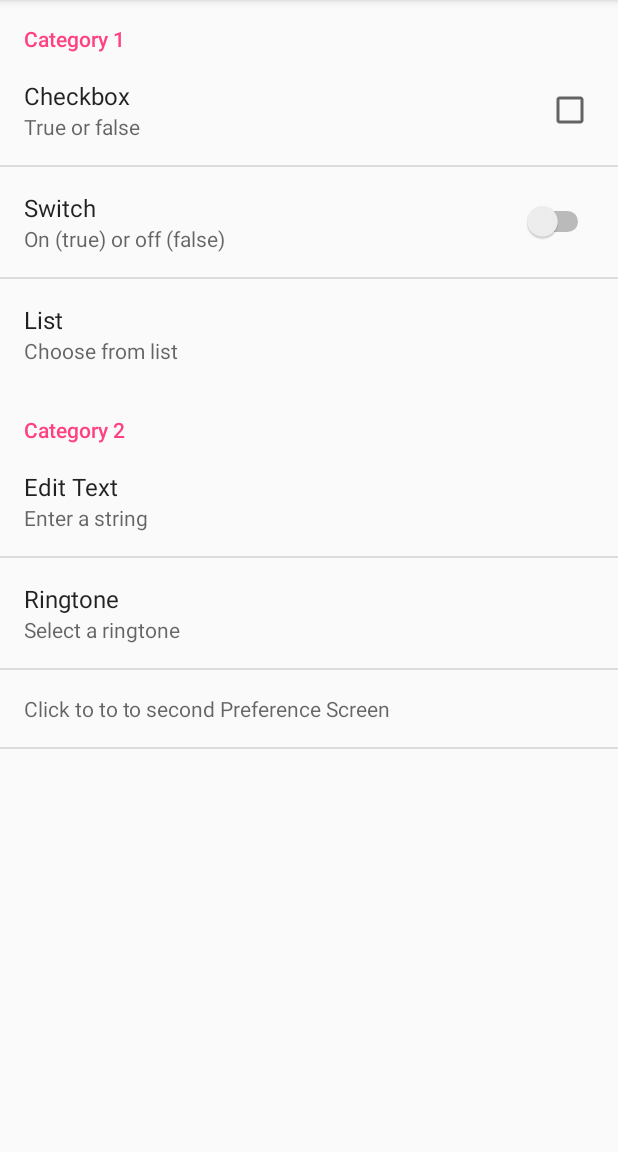
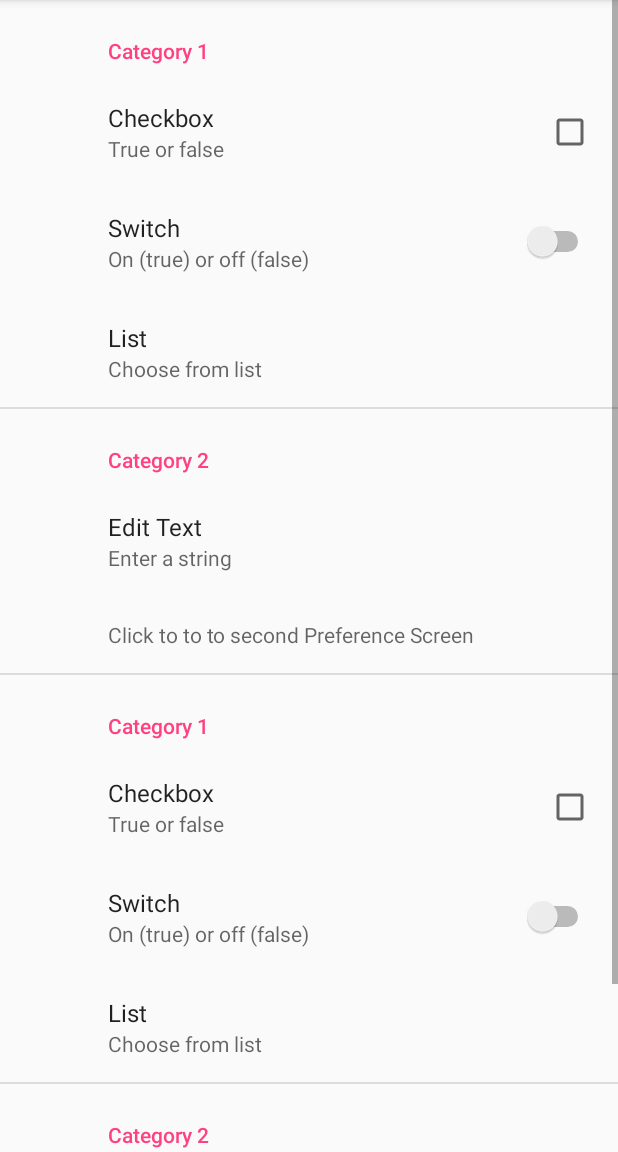
Before and after one commit to andersbor/AndroidPreferenceExample, an Android app: the AppPreferenceActivity screen opened directly, with no data from a screen before it, on a phone screen of 412 x 824 dp, the part 84-1236 px from its top. Run offline under Robolectric (Android 15) with nearby library versions, the phone set to English and light mode, and no system bars; our stand-ins replace androidx.preference.

Commit message:
androidx update, huge ...

```diff
--- a/app/src/main/java/dk/easj/anbo/preferenceexample/AppPreferenceActivity.java
+++ b/app/src/main/java/dk/easj/anbo/preferenceexample/AppPreferenceActivity.java
@@ -1,7 +1,8 @@
 package dk.easj.anbo.preferenceexample;
 
-import android.preference.PreferenceFragment;
-import android.support.v7.app.AppCompatActivity;
+import androidx.appcompat.app.AppCompatActivity;
+import androidx.preference.PreferenceFragmentCompat;
+
 import android.os.Bundle;
 
 public class AppPreferenceActivity extends AppCompatActivity {
@@ -9,19 +10,22 @@ public class AppPreferenceActivity extends AppCompatActivity {
     @Override
     protected void onCreate(Bundle savedInstanceState) {
         super.onCreate(savedInstanceState);
-        //setContentView(R.layout.activity_app_preference);
-        // addPreferencesFromResource(R.xml.myapppreferences); // deprecated
         // http://alvinalexander.com/android/android-tutorial-preferencescreen-preferenceactivity-preferencefragment
-        getFragmentManager().beginTransaction()
+        getSupportFragmentManager().beginTransaction()
                 .replace(android.R.id.content, new MyPreferenceFragment())
                 .commit();
     }
 
-    public static class MyPreferenceFragment extends PreferenceFragment {
+    public static class MyPreferenceFragment extends PreferenceFragmentCompat {
         @Override
         public void onCreate(final Bundle savedInstanceState) {
             super.onCreate(savedInstanceState);
             addPreferencesFromResource(R.xml.myapppreferences);
         }
+
+        @Override
+        public void onCreatePreferences(Bundle savedInstanceState, String rootKey) {
+            addPreferencesFromResource(R.xml.myapppreferences);
+        }
     }
 }
--- a/app/src/main/java/dk/easj/anbo/preferenceexample/MainActivity.java
+++ b/app/src/main/java/dk/easj/anbo/preferenceexample/MainActivity.java
@@ -3,7 +3,7 @@ package dk.easj.anbo.preferenceexample;
 import android.content.Intent;
 import android.content.SharedPreferences;
 import android.preference.PreferenceManager;
-import android.support.v7.app.AppCompatActivity;
+import androidx.appcompat.app.AppCompatActivity;
 import android.os.Bundle;
 import android.util.Log;
 import android.view.View;
@@ -27,7 +27,7 @@ public class MainActivity extends AppCompatActivity {
 
     public void onClickDisplay(View view) {
         SharedPreferences pref = PreferenceManager.getDefaultSharedPreferences(this);
-        Map map = pref.getAll();
+        Map<String, ?> map = pref.getAll();
         Log.d("MINE", map.toString());
         Toast.makeText(this, map.toString(), Toast.LENGTH_LONG).show();
     }
--- a/app/src/main/res/layout/activity_app_preference.xml
+++ b/app/src/main/res/layout/activity_app_preference.xml
@@ -1,8 +1,8 @@
 <?xml version="1.0" encoding="utf-8"?>
-<android.support.constraint.ConstraintLayout xmlns:android="http://schemas.android.com/apk/res/android"
+<androidx.constraintlayout.widget.ConstraintLayout xmlns:android="http://schemas.android.com/apk/res/android"
     xmlns:tools="http://schemas.android.com/tools"
     android:layout_width="match_parent"
     android:layout_height="match_parent"
     tools:context="dk.easj.anbo.preferenceexample.AppPreferenceActivity">
 
-</android.support.constraint.ConstraintLayout>
+</androidx.constraintlayout.widget.ConstraintLayout>
--- a/app/src/main/res/xml/myapppreferences.xml
+++ b/app/src/main/res/xml/myapppreferences.xml
@@ -1,5 +1,5 @@
 <?xml version="1.0" encoding="utf-8"?>
-<PreferenceScreen xmlns:android="http://schemas.android.com/apk/res/android">
+<androidx.preference.PreferenceScreen xmlns:android="http://schemas.android.com/apk/res/android">
 
     <PreferenceCategory android:title="Category 1">
 
@@ -33,10 +33,10 @@
             android:singleLine="true"
             android:summary="Enter a string"
             android:title="Edit Text" />
-        <RingtonePreference
+        <!--RingtonePreference
             android:key="ringtonePref"
             android:summary="Select a ringtone"
-            android:title="Ringtone" />
+            android:title="Ringtone" /-->
     </PreferenceCategory>
     <PreferenceScreen android:summary="Click to to to second Preference Screen">
 
@@ -47,4 +47,4 @@
             android:summary="Enter a string"
             android:title="Edit Text (second screen)" />
     </PreferenceScreen>
-</PreferenceScreen>
+</androidx.preference.PreferenceScreen>
--- a/build.gradle
+++ b/build.gradle
@@ -7,7 +7,7 @@ buildscript {
         jcenter()
     }
     dependencies {
-        classpath 'com.android.tools.build:gradle:3.6.1'
+        classpath 'com.android.tools.build:gradle:4.1.2'
 
 
         // NOTE: Do not place your application dependencies here; they belong
--- a/gradle.properties
+++ b/gradle.properties
@@ -9,6 +9,8 @@
 
 # Specifies the JVM arguments used for the daemon process.
 # The setting is particularly useful for tweaking memory settings.
+android.enableJetifier=true
+android.useAndroidX=true
 org.gradle.jvmargs=-Xmx1536m
 
 # When configured, Gradle will run in incubating parallel mode.
```
Also changed, not shown: app/build.gradle (+10 -8 lines), gradle/wrapper/gradle-wrapper.properties, 1 other file.
